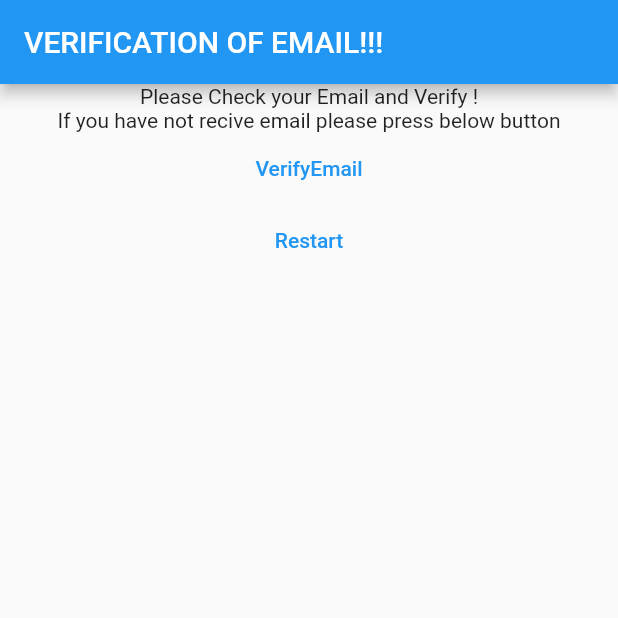
After one commit to hamzabhiinder/carpooling, a Flutter app: the VerifyEmail screen opened directly, after a tap on "VerifyEmail", on a phone screen of 412 x 824 dp, the top half of it. The commit adds this screen. Run offline on Flutter 3.47's test engine with Material 2 defaults, Android fonts, the phone set to English and light mode, and no system bars; our stand-ins replace firebase_auth, firebase_core; accounts and stored records are empty.

Commit message:
Make it Dynamic for Auth Service

```diff
--- a/lib/main.dart
+++ b/lib/main.dart
@@ -1,7 +1,7 @@
-import 'package:carpooling_app/screen/splash_screen.dart';
+import 'package:carpooling_app/screen/auth_screens/splash_screen.dart';
 import 'package:carpooling_app/screen/user_screen.dart';
 import 'package:flutter/material.dart';
-import 'package:carpooling_app/screen/login_screen.dart';
+import 'package:carpooling_app/screen/auth_screens/login_screen.dart';
 import 'package:carpooling_app/screen/home_screen.dart';
 
 void main() {
--- /dev/null
+++ b/lib/screen/auth_screens/Verify_email.dart
@@ -0,0 +1,61 @@
+import 'package:carpooling_app/screen/auth_screens/signup_screen.dart';
+import 'package:flutter/material.dart';
+
+import 'dart:developer' as devtools show log;
+
+import '../../services/auth1/auth_sevices1.dart';
+
+
+class VerifyEmail extends StatefulWidget {
+  const VerifyEmail({Key? key}) : super(key: key);
+
+  @override
+  State<VerifyEmail> createState() => _VerifyEmailState();
+}
+
+class _VerifyEmailState extends State<VerifyEmail> {
+  @override
+  Widget build(BuildContext context) {
+    return Scaffold(
+      appBar: AppBar(
+        title: Text("VERIFICATION OF EMAIL!!!"),
+      ),
+      body: FutureBuilder(
+          future: AuthService.firebase().initialize(),
+          builder: (context, snapshot) {
+            switch (snapshot.connectionState) {
+              case ConnectionState.done:
+                return Column(
+                  children: [
+                    const Text("Please Check your Email and Verify !"),
+                    const Text(
+                        "If you have not recive email please press below button"),
+                    Center(
+                      child: TextButton(
+                        onPressed: () async {
+                          await AuthService.firebase().currentUser;
+                        },
+                        child: Text("VerifyEmail"),
+                      ),
+                    ),
+                    TextButton(
+                      onPressed: () async {
+                        await AuthService.firebase().logOut();
+
+                        Navigator.of(context).pushAndRemoveUntil(
+                          MaterialPageRoute(builder: (_)=>SignupScreen()),
+                          (route) => false,
+                        );
+                      },
+                      child: Text("Restart"),
+                    ),
+                  ],
+                );
+
+              default:
+                return const Text("Register");
+            }
+          }),
+    );
+  }
+}
```
Also changed, not shown: lib/screen/auth_screens/login_screen.dart (added, +169 -0 lines), lib/screen/login_screen.dart (deleted, +0 -92 lines), lib/utilities/dialog/cannot_Share_Empty_Dialog.dart (added, +15 -0 lines), lib/utilities/dialog/delete_dialog.dart (added, +14 -0 lines), lib/utilities/dialog/error_dialog.dart (added, +16 -0 lines), lib/utilities/dialog/generic_dialog.dart (added, +34 -0 lines), lib/utilities/dialog/logout_dialog.dart (added, +14 -0 lines), lib/utilities/error_handling.dart (added, +21 -0 lines), lib/utilities/generic/Get_aurgument.dart (added, +14 -0 lines), lib/firebase_options.dart (added), lib/screen/auth_screens/forgot_password_screen.dart (renamed from lib/screen/forgot_password_screen.dart), lib/screen/auth_screens/signup_screen.dart (renamed from lib/screen/signup_screen.dart), lib/screen/auth_screens/splash_screen.dart (renamed from lib/screen/splash_screen.dart), 3 other files.
